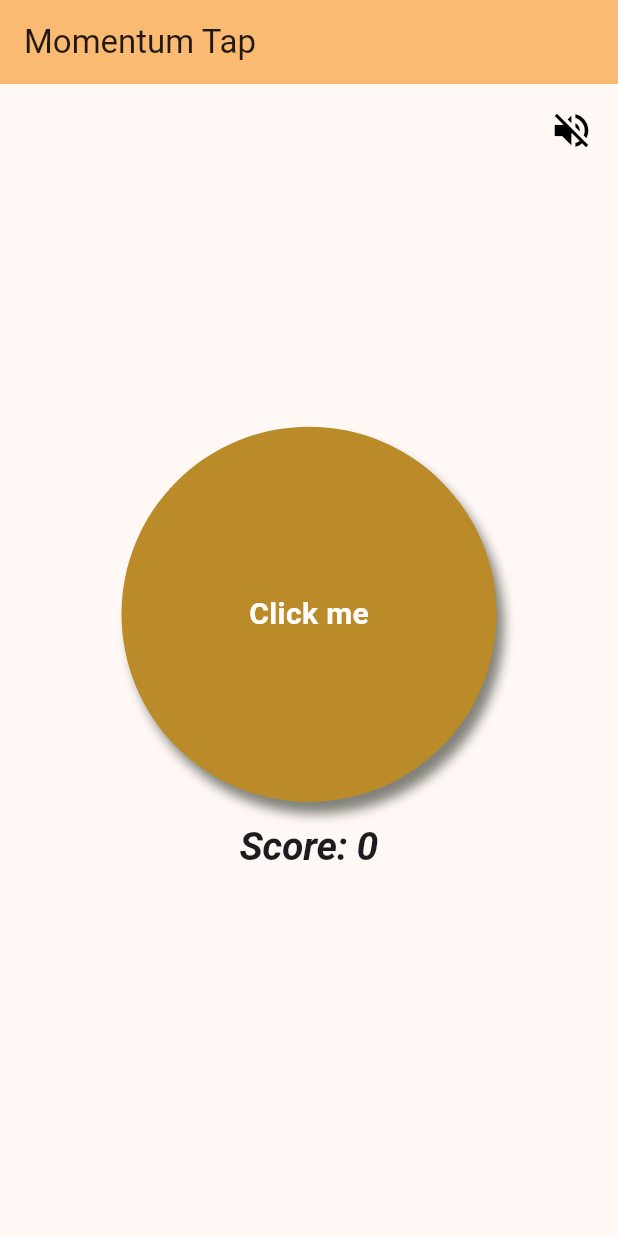
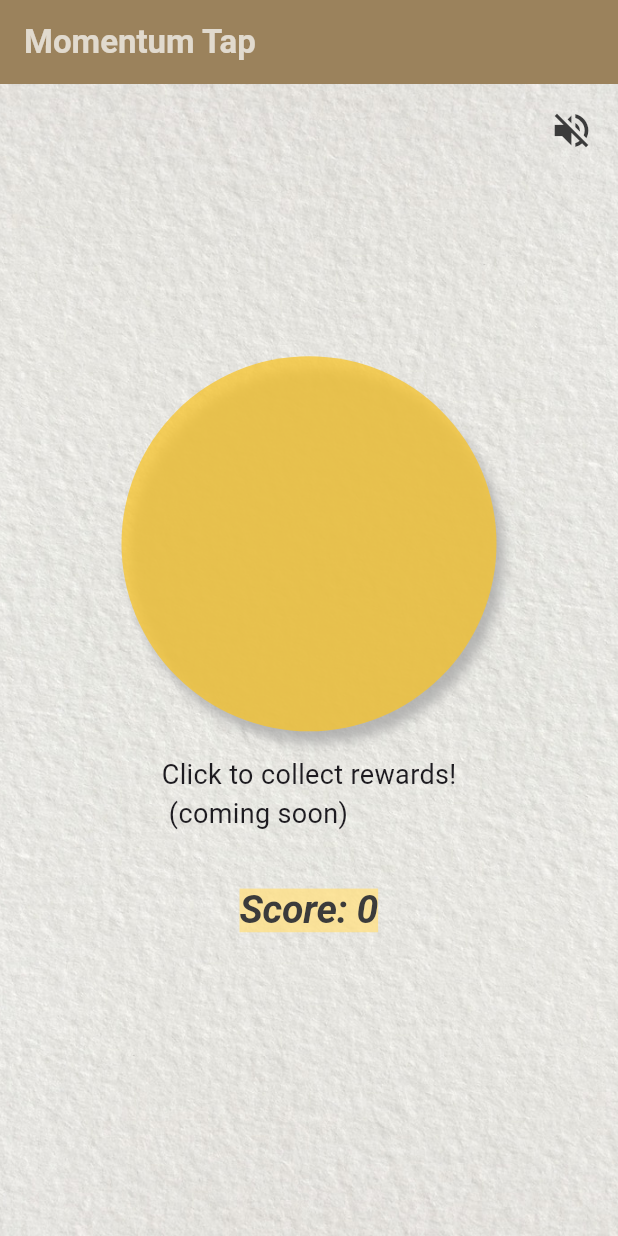
Before and after one commit to rirocodes/momentumTap, a Flutter app: the screen it shows after launch, on a phone screen of 412 x 824 dp. Run offline on Flutter 3.47's test engine with Material 3 defaults, Android fonts, the light colour scheme and no system bars; drawn by our look-alikes of flutter_bounce; our stand-ins replace google_fonts; missing offline and left inert: flutter_soloud; Roboto replaces fonts that are missing (Play).

Commit message:
feat: btn animation, ui prettify

```diff
--- a/lib/main.dart
+++ b/lib/main.dart
@@ -1,10 +1,10 @@
 import 'dart:developer' as dev;
 
-import 'package:flutter/material.dart';
 import 'package:flutter/material.dart';
 import 'package:logging/logging.dart';
 import 'package:google_fonts/google_fonts.dart';
 import 'audio/audio_controller.dart';
+import 'package:flutter_bounce/flutter_bounce.dart';
 
 void main() async {
   Logger.root.level = Level.INFO;
@@ -85,11 +85,26 @@ class _MyHomePageState extends State<MyHomePage> {
   Widget build(BuildContext context) {
     return Scaffold(
       appBar: AppBar(
-        backgroundColor: Theme.of(context).colorScheme.inversePrimary,
-        title: Text(widget.title),
+        backgroundColor: Color.fromARGB(255, 155, 130, 92),
+        // backgroundColor: Color.fromARGB(255, 158, 128, 84),
+        // backgroundColor: Color.fromARGB(255, 158, 128, 84),
+        // backgroundColor: Theme.of(context).colorScheme.inversePrimary,
+        title: Text(
+          widget.title,
+          style: TextStyle(fontWeight: FontWeight.w600, color: Colors.white70),
+        ),
       ),
       body: Stack(
         children: <Widget>[
+          Container(
+            decoration: BoxDecoration(
+              image: DecorationImage(
+                image:
+                    AssetImage('assets/images/paper.jpg'), // Path to your image
+                fit: BoxFit.cover, // Adjust to fit the screen
+              ),
+            ),
+          ),
           Positioned(
             top: 16,
             right: 16,
@@ -97,7 +112,7 @@ class _MyHomePageState extends State<MyHomePage> {
               onTap: toggleMute,
               child: Icon(
                 isMuted ? Icons.volume_off : Icons.volume_up,
-                color: Colors.black,
+                color: const Color.fromARGB(255, 59, 59, 59),
                 size: 30,
               ),
             ),
@@ -110,13 +125,24 @@ class _MyHomePageState extends State<MyHomePage> {
                 Padding(
                   padding: const EdgeInsets.all(16.0),
                   child: Text(
+                    'Click to collect rewards!\n (coming soon)',
+                    style: GoogleFonts.play(
+                      fontSize: 18,
+                    ),
+                  ),
+                ),
+                Padding(
+                  padding: const EdgeInsets.all(21.0),
+                  child: Text(
                     'Score: $_counter',
                     style: GoogleFonts.play(
-                      textStyle: Theme.of(context).textTheme.displayLarge,
-                      fontSize: 26,
-                      fontWeight: FontWeight.w600,
-                      fontStyle: FontStyle.italic,
-                    ),
+                        backgroundColor:
+                            const Color.fromARGB(198, 255, 224, 132),
+                        textStyle: Theme.of(context).textTheme.displayLarge,
+                        fontSize: 26,
+                        fontWeight: FontWeight.w600,
+                        fontStyle: FontStyle.italic,
+                        color: const Color.fromARGB(255, 59, 59, 59)),
                   ),
                 ),
               ],
@@ -141,32 +167,36 @@ class _ClickerBtnState extends State<ClickerBtn> {
   @override
   Widget build(BuildContext context) {
     return GestureDetector(
-      onTap: widget.onTap,
+        // onTap: () => {widget.onTap()},
+        child: Bounce(
+      duration: Duration(milliseconds: 100),
+      onPressed: () => {widget.onTap()},
       child: Container(
         width: 250,
         height: 250,
         decoration: BoxDecoration(
-          color: const Color.fromARGB(255, 187, 139, 41),
+          color: Color.fromARGB(193, 247, 196, 44),
           shape: BoxShape.circle,
           boxShadow: [
             BoxShadow(
-              color: const Color.fromARGB(255, 130, 130, 123),
+              color: const Color.fromARGB(179, 161, 161, 161),
+              // color: Color.fromARGB(255, 247, 197, 44),
               blurRadius: 6,
               offset: const Offset(5, 8),
             ),
           ],
         ),
-        child: const Center(
-          child: Text(
-            'Click me',
-            style: TextStyle(
-              color: Colors.white,
-              fontSize: 20,
-              fontWeight: FontWeight.bold,
-            ),
-          ),
-        ),
+        // child: const Center(
+        //   child: Text(
+        //     'Click me',
+        //     style: TextStyle(
+        //       color: Colors.white,
+        //       fontSize: 20,
+        //       fontWeight: FontWeight.bold,
+        //     ),
+        //   ),
+        // ),
       ),
-    );
+    ));
   }
 }
--- a/pubspec.yaml
+++ b/pubspec.yaml
@@ -35,6 +35,7 @@ dependencies:
   logging: ^1.2.0
   cupertino_icons: ^1.0.8
   google_fonts: ^6.2.1
+  flutter_bounce: ^1.1.0
 
 
 dev_dependencies:
@@ -58,6 +59,7 @@ flutter:
   assets:
     - assets/music/
     - assets/sounds/
+    - assets/images/
 
   # To add assets to your application, add an assets section, like this:
   # assets:
```
Also changed, not shown: assets/images/paper.jpg (added), pubspec.lock.
